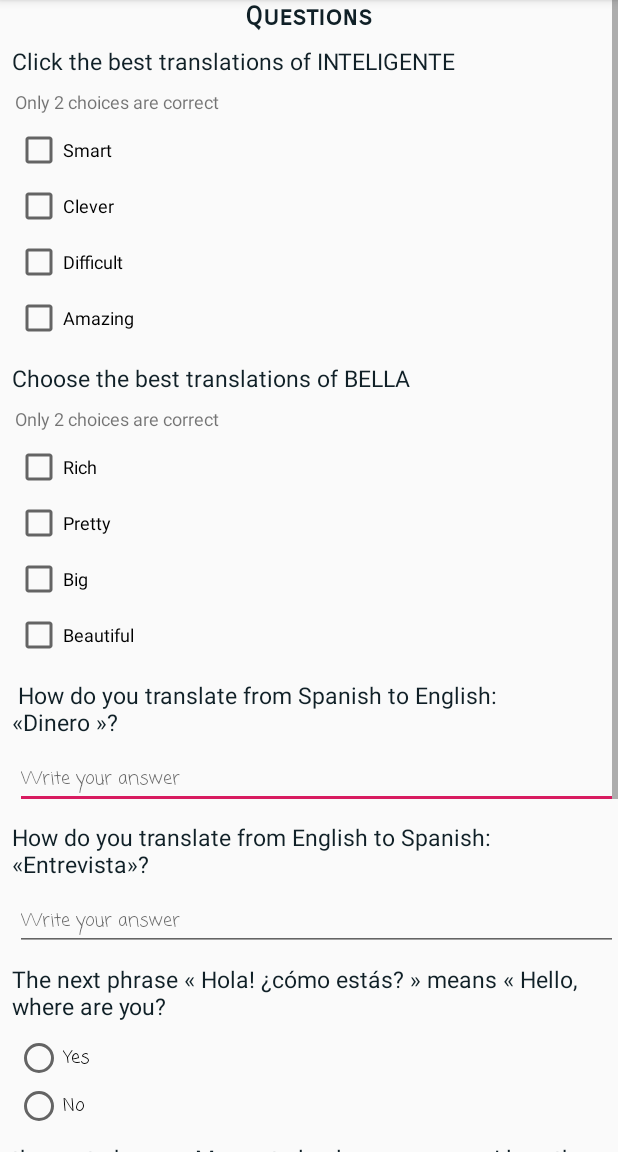
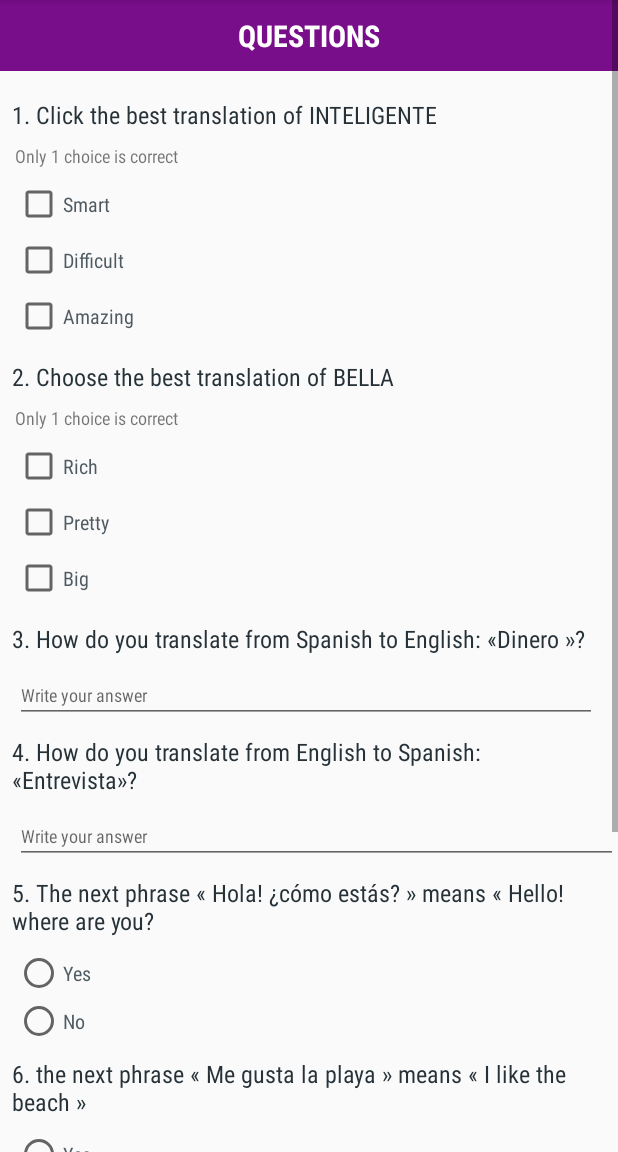
Before and after one commit to ZMC-dev/SpanishVocabularyQuiz, an Android app: the SecondActivity screen opened directly, with no data from a screen before it, on a phone screen of 412 x 824 dp, the part 84-1236 px from its top. Run offline under Robolectric (Android 15) with nearby library versions, the phone set to English and light mode, and no system bars.

Commit message:
this version works ! V2

```diff
--- a/app/src/main/java/com/example/android/spanishvocabularyquiz/SecondActivity.java
+++ b/app/src/main/java/com/example/android/spanishvocabularyquiz/SecondActivity.java
@@ -1,4 +1,5 @@
 package com.example.android.spanishvocabularyquiz;
+
 
 import android.os.Bundle;
 import android.support.v7.app.AppCompatActivity;
@@ -14,7 +15,7 @@ import android.widget.TextView;
 public class SecondActivity extends AppCompatActivity {
 
 
-    CheckBox Q1_option1, Q1_option2, Q1_option3, Q1_option4, Q2_option1, Q2_option2, Q2_option3, Q2_option4;
+    CheckBox Q1_option1, Q1_option2, Q1_option3, Q2_option1, Q2_option2, Q2_option3;
     RadioButton Q5_optionYes, Q5_optionNo, Q6_optionYes, Q6_optionNo;
     Button btn_submitAnswers;
 
@@ -23,6 +24,7 @@ public class SecondActivity extends AppCompatActivity {
     protected void onCreate(Bundle savedInstanceState) {
         super.onCreate(savedInstanceState);
         setContentView(R.layout.activity_second);
+
 
         btn_submitAnswers = findViewById(R.id.btn_submitAnswers);
 
@@ -39,14 +41,12 @@ public class SecondActivity extends AppCompatActivity {
                 CheckBox Q1_option1 = (CheckBox) findViewById(R.id.Q1_option1);
                 CheckBox Q1_option2 = (CheckBox) findViewById(R.id.Q1_option2);
                 CheckBox Q1_option3 = (CheckBox) findViewById(R.id.Q1_option3);
-                CheckBox Q1_option4 = (CheckBox) findViewById(R.id.Q1_option4);
 
 
                 // Question N°2 - CheckBox
                 CheckBox Q2_option1 = (CheckBox) findViewById(R.id.Q2_option1);
                 CheckBox Q2_option2 = (CheckBox) findViewById(R.id.Q2_option2);
                 CheckBox Q2_option3 = (CheckBox) findViewById(R.id.Q2_option3);
-                CheckBox Q2_option4 = (CheckBox) findViewById(R.id.Q2_option4);
 
 
                 // Question N°3 - EditText
@@ -68,37 +68,37 @@ public class SecondActivity extends AppCompatActivity {
                 int score = 0;
                 String summary = ("Your Good Answers Summary : ");
 
-                if (Q1_option1.isChecked() && Q1_option2.isChecked() &&
-                        !Q1_option3.isChecked() && !Q1_option4.isChecked()) {
-                    summary += ("\nThe right answers are Option 1 & Option 2");
+                if (Q1_option1.isChecked() && !Q1_option2.isChecked() &&
+                        !Q1_option3.isChecked()) {
+                    summary += ("\nQuestion 1- The right answers is Option 1: Smart");
                     score += +1;
 
                 }
 
                 if (!Q2_option1.isChecked() && Q2_option2.isChecked() &&
-                        !Q2_option3.isChecked() && Q2_option4.isChecked()) {
-                    summary += ("\nThe right answers are Option 2 & Option 4");
+                        !Q2_option3.isChecked()) {
+                    summary += ("\nQuestion 2 - The right answers is Option 2: Pretty");
                     score += +1;
                 }
 
                 if (Q3_answer.equals("money")) {
-                    summary += ("\nThe right answer is MONEY");
+                    summary += ("\nQuestion 3 - The right answer is MONEY");
                     score += 1;
                 }
 
                 if (Q4_answer.equals("interview")) {
-                    summary += ("\nThe right answer is INTERVIEW");
+                    summary += ("\nQuestion 4 - The right answer is INTERVIEW");
                     score += 1;
                 }
 
                 if (!Q5_optionYes.isChecked() && Q5_optionNo.isChecked()) {
-                    summary += ("\nQuestion 5 = right answer: NO");
+                    summary += ("\nQuestion 5 = The right answer is NO");
                     score += +1;
 
                 }
 
                 if (Q6_optionYes.isChecked() && !Q6_optionNo.isChecked()) {
-                    summary += ("\nQuestion 5 = right answer: YES");
+                    summary += ("\nQuestion 5 - The right answer is YES");
                     score += +1;
                 }
 
--- a/app/src/main/res/layout/activity_main.xml
+++ b/app/src/main/res/layout/activity_main.xml
@@ -5,20 +5,22 @@
     xmlns:tools="http://schemas.android.com/tools"
     android:layout_width="match_parent"
     android:layout_height="match_parent"
+    android:background="#ffffff"
     tools:context=".MainActivity">
 
     <TextView
         android:layout_width="wrap_content"
         android:layout_height="wrap_content"
         android:layout_centerHorizontal="true"
-        android:textSize="25sp"
+        android:textSize="30sp"
         android:layout_marginTop="30dp"
-        android:textColor="#d32f2f"
-        android:fontFamily="sans-serif-smallcaps"
-        android:text="Spanish Vocabulary Quiz" />
+        android:padding="5dp"
+        android:fontFamily="sans-serif-condensed"
+        android:textColor="#790e8b"
+        android:text="@string/spanish_vocabulary_quiz" />
 
     <ImageView
-        android:src="@drawable/spanish2"
+        android:src="@drawable/spanish1"
         android:layout_width="match_parent"
         android:layout_height="match_parent" />
 
@@ -28,8 +30,11 @@
         android:layout_height="wrap_content"
         android:layout_alignParentBottom="true"
         android:layout_centerHorizontal="true"
-        android:padding="10dp"
-        android:background="#fdd835"
-        android:text="Start the Quiz" />
+        android:textSize="20sp"
+        android:fontFamily="sans-serif-condensed"
+        android:padding="15dp"
+        android:textColor="#ffffff"
+        android:background="#790e8b"
+        android:text="@string/start_the_quiz_button" />
 
 </RelativeLayout>
--- a/app/src/main/res/layout/activity_second.xml
+++ b/app/src/main/res/layout/activity_second.xml
@@ -3,25 +3,30 @@
 <ScrollView xmlns:android="http://schemas.android.com/apk/res/android"
     xmlns:app="http://schemas.android.com/apk/res-auto"
     xmlns:tools="http://schemas.android.com/tools"
-    android:layout_width="match_parent"
-    android:layout_height="match_parent"
+    android:layout_width="fill_parent"
+    android:layout_height="fill_parent"
+    android:fillViewport="true"
     tools:context=".SecondActivity">
 
     <LinearLayout
-        android:layout_width="wrap_content"
+        android:layout_width="fill_parent"
         android:layout_height="wrap_content"
-        android:orientation="vertical">
+        android:orientation="vertical"
+        tools:context=".SecondActivity">
 
         <TextView
-            android:layout_width="wrap_content"
+            android:layout_width="match_parent"
             android:layout_height="wrap_content"
-            android:layout_gravity="center"
-            android:focusable="true"
-            android:fontFamily="sans-serif-smallcaps"
+            android:fontFamily="sans-serif-condensed"
             android:text="@string/questions_title"
-            android:textColor="#102027"
-            android:textSize="18sp"
-            android:textStyle="bold" />
+            android:textAlignment="center"
+            android:background="#790e8b"
+            android:textColor="#ffffff"
+            android:textStyle="bold"
+            android:padding="10dp"
+            android:layout_marginBottom="10dp"
+            android:focusableInTouchMode="true"
+            android:textSize="20sp"/>
 
         <LinearLayout
             android:layout_width="wrap_content"
@@ -30,35 +35,31 @@
 
             <TextView
                 style="@style/QuestionHeading"
-                android:text="Click the best translations of INTELIGENTE " />
+                android:text="@string/question1_inteligente" />
 
             <TextView
                 android:layout_width="wrap_content"
                 android:layout_height="wrap_content"
-                android:layout_marginStart="10dp"
+                android:layout_marginLeft="10dp"
                 android:layout_marginBottom="8dp"
-                android:text="Only 2 choices are correct"
+                android:fontFamily="sans-serif-condensed"
+                android:text="@string/onechoice_q1"
                 android:textSize="12sp" />
 
             <CheckBox
                 android:id="@+id/Q1_option1"
                 style="@style/CheckBox"
-                android:text="Smart" />
+                android:text="@string/Q1_option1" />
 
             <CheckBox
                 android:id="@+id/Q1_option2"
                 style="@style/CheckBox"
-                android:text="Clever" />
+                android:text="@string/Q1_option2" />
 
             <CheckBox
                 android:id="@+id/Q1_option3"
                 style="@style/CheckBox"
-                android:text="Difficult" />
-
-            <CheckBox
-                android:id="@+id/Q1_option4"
-                style="@style/CheckBox"
-                android:text="Amazing" />
+                android:text="@string/Q1_option3" />
 
         </LinearLayout>
 
@@ -69,14 +70,15 @@
 
             <TextView
                 style="@style/QuestionHeading"
-                android:text="Choose the best translations of BELLA " />
+                android:text="@string/Question2_bella" />
 
             <TextView
                 android:layout_width="wrap_content"
                 android:layout_height="wrap_content"
-                android:layout_marginStart="10dp"
+                android:layout_marginLeft="10dp"
                 android:layout_marginBottom="8dp"
-                android:text="Only 2 choices are correct"
+                android:fontFamily="sans-serif-condensed"
+                android:text="@string/onlychoice_Q2"
                 android:textSize="12sp" />
 
             <CheckBox
@@ -94,11 +96,6 @@
                 style="@style/CheckBox"
                 android:text="Big" />
 
-            <CheckBox
-                android:id="@+id/Q2_option4"
-                style="@style/CheckBox"
-                android:text="Beautiful" />
-
         </LinearLayout>
 
         <LinearLayout
@@ -109,29 +106,12 @@
 
             <TextView
                 style="@style/QuestionHeading"
-                android:text=" How do you translate from Spanish to English: «Dinero »? " />
+                android:text="@string/Question3_dinero" />
 
             <EditText
                 android:id="@+id/Q3_answer"
                 style="@style/AnswerField"
-                android:hint="Write your answer" />
-
-        </LinearLayout>
-
-        <LinearLayout
-            android:layout_width="wrap_content"
-            android:layout_height="wrap_content"
-            android:orientation="vertical">
-
-
-            <TextView
-                style="@style/QuestionHeading"
-                android:text="How do you translate from English to Spanish: «Entrevista»? " />
-
-            <EditText
-                android:id="@+id/Q4_answer"
-                style="@style/AnswerField"
-                android:hint="Write your answer " />
+                android:hint="@string/Q3_hint" />
 
         </LinearLayout>
 
@@ -142,7 +122,23 @@
 
             <TextView
                 style="@style/QuestionHeading"
-                android:text="The next phrase « Hola! ¿cómo estás? » means « Hello, where are you?" />
+                android:text="@string/Question4_entrevista" />
+
+            <EditText
+                android:id="@+id/Q4_answer"
+                style="@style/AnswerField"
+                android:hint="@string/Q4_hint" />
+
+        </LinearLayout>
+
+        <LinearLayout
+            android:layout_width="wrap_content"
+            android:layout_height="wrap_content"
+            android:orientation="vertical">
+
+            <TextView
+                style="@style/QuestionHeading"
+                android:text="@string/Question5" />
 
             <LinearLayout
                 android:layout_width="wrap_content"
@@ -158,12 +154,12 @@
                     <RadioButton
                         android:id="@+id/Q5_optionYes"
                         style="@style/RadioButtonChoice"
-                        android:text="Yes" />
+                        android:text="@string/Q5_yes" />
 
                     <RadioButton
                         android:id="@+id/Q5_optionNo"
                         style="@style/RadioButtonChoice"
-                        android:text="No" />
+                        android:text="@string/Q5_no" />
 
                 </RadioGroup>
 
@@ -178,7 +174,7 @@
 
             <TextView
                 style="@style/QuestionHeading"
-                android:text="the next phrase « Me gusta la playa » means « I love the beach » " />
+                android:text="@string/Question6" />
 
             <LinearLayout
                 android:layout_width="wrap_content"
@@ -194,12 +190,12 @@
                     <RadioButton
                         android:id="@+id/Q6_optionYes"
                         style="@style/RadioButtonChoice"
-                        android:text="Yes" />
+                        android:text="@string/Q6_yes" />
 
                     <RadioButton
                         android:id="@+id/Q6_optionNo"
                         style="@style/RadioButtonChoice"
-                        android:text="No" />
+                        android:text="@string/Q6_no" />
 
                 </RadioGroup>
 
@@ -212,7 +208,11 @@
             android:layout_width="wrap_content"
             android:layout_height="wrap_content"
             android:layout_gravity="center"
-            android:text="Submit Answers" />
+            android:background="#790e8b"
+            android:padding="10dp"
+            android:textColor="#ffffff"
+            android:layout_marginTop="15dp"
+            android:text="@string/submit_answers" />
 
 
         <TextView
@@ -220,7 +220,10 @@
             android:layout_width="wrap_content"
             android:layout_height="wrap_content"
             android:layout_gravity="center"
-            android:padding="20dp"
+            android:fontFamily="sans-serif-condensed"
+            android:textColor="#4f5b62"
+            android:textSize="15sp"
+            android:padding="10dp"
             android:text = ""/>
 
         <TextView
@@ -228,7 +231,9 @@
             android:layout_width="wrap_content"
             android:layout_height="match_parent"
             android:layout_gravity="center"
-            android:layout_marginTop="30dp"
+            android:textSize="40sp"
+            android:textColor="#790e8b"
+            android:layout_marginTop="20dp"
             android:text=""/>
 
         <Button
@@ -236,8 +241,11 @@
             android:layout_width="wrap_content"
             android:layout_height="wrap_content"
             android:layout_gravity="center"
-            android:layout_marginTop="30dp"
-            android:text="Reset Quiz" />
+            android:layout_marginTop="20dp"
+            android:background="#48a999"
+            android:padding="10dp"
+            android:textColor="#ffffff"
+            android:text="@string/reset_quiz" />
 
     </LinearLayout>
 
--- a/app/src/main/res/values/strings.xml
+++ b/app/src/main/res/values/strings.xml
@@ -1,4 +1,25 @@
 <resources>
     <string name="app_name">Spanish Vocabulary Quiz</string>
-    <string name="questions_title">Questions</string>
+    <string name="questions_title">QUESTIONS</string>
+    <string name="spanish_vocabulary_quiz">SPANISH VOCABULARY QUIZ</string>
+    <string name="start_the_quiz_button">Start the Quiz</string>
+    <string name="question1_inteligente">1. Click the best translation of "INTELIGENTE" </string>
+    <string name="onechoice_q1">Only 1 choice is correct</string>
+    <string name="Q1_option1">Smart</string>
+    <string name="Q1_option2">Difficult</string>
+    <string name="Q1_option3">Amazing</string>
+    <string name="onlychoice_Q2">Only 1 choice is correct</string>
+    <string name="Question2_bella">2. Choose the best translation of "BELLA" </string>
+    <string name="Question4_entrevista">4. How do you translate from English to Spanish: «Entrevista»?</string>
+    <string name="Question3_dinero">3. How do you translate from Spanish to English: «Dinero »?</string>
+    <string name="Q3_hint">Write your answer</string>
+    <string name="Q4_hint">Write your answer</string>
+    <string name="Question5">5. The next phrase « Hola! ¿cómo estás? » means « Hello! where are you?</string>
+    <string name="Question6">6. the next phrase « Me gusta la playa » means « I like the beach »</string>
+    <string name="reset_quiz">Reset Quiz</string>
+    <string name="submit_answers">Submit Answers</string>
+    <string name="Q6_yes">Yes</string>
+    <string name="Q6_no">No</string>
+    <string name="Q5_yes">Yes</string>
+    <string name="Q5_no">No</string>
 </resources>
--- a/app/src/main/res/values/styles.xml
+++ b/app/src/main/res/values/styles.xml
@@ -5,7 +5,8 @@
         <!-- Customize your theme here. -->
         <item name="colorPrimary">@color/colorPrimary</item>
         <item name="colorPrimaryDark">@color/colorPrimaryDark</item>
-        <item name="colorAccent">@color/colorAccent</item>
+        <item name="colorAccent">#ab47bc</item>
+
     </style>
 
     <style name="CheckBox">
@@ -14,8 +15,9 @@
         <item name="android:layout_height">wrap_content</item>
         <item name="android:layout_marginBottom">5dp</item>
         <item name="android:layout_marginLeft">10dp</item>
-        <item name="android:textSize">12sp</item>
-        <item name="android:fontFamily">sans-serif</item>
+        <item name="android:textSize">13sp</item>
+        <item name="android:textColor">#4f5b62</item>
+        <item name="android:fontFamily">sans-serif-condensed</item>
 
     </style>
 
@@ -24,9 +26,9 @@
         <item name="android:layout_width">wrap_content</item>
         <item name="android:layout_height">wrap_content</item>
         <item name="android:layout_margin">8dp</item>
-        <item name="android:textSize">15sp</item>
-        <item name="android:textColor">#102027</item>
-        <item name="android:fontFamily">sans-serif</item>
+        <item name="android:textSize">16sp</item>
+        <item name="android:textColor">#263238</item>
+        <item name="android:fontFamily">sans-serif-condensed</item>
 
     </style>
 
@@ -37,7 +39,7 @@
         <item name="android:layout_marginLeft">10dp</item>
         <item name="android:textSize">12sp</item>
         <item name="android:inputType">textCapWords</item>
-        <item name="android:fontFamily">casual</item>
+        <item name="android:fontFamily">sans-serif-condensed</item>
 
     </style>
 
@@ -45,9 +47,10 @@
         <!-- Style for all radio buttons choices -->
         <item name="android:layout_width">wrap_content</item>
         <item name="android:layout_height">wrap_content</item>
-        <item name="android:textSize">12sp</item>
+        <item name="android:textSize">13sp</item>
+        <item name="android:textColor">#4f5b62</item>
         <item name="android:inputType">textCapWords</item>
-        <item name="android:fontFamily">casual</item>
+        <item name="android:fontFamily">sans-serif-condensed</item>
 
     </style>
 
```
